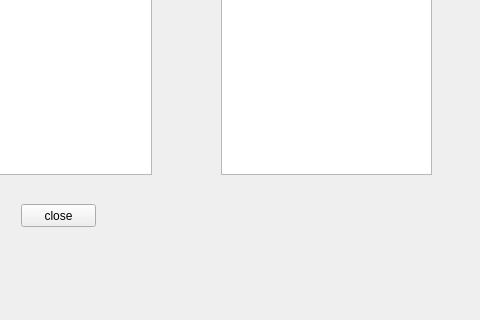
Qt form courseswidgetstudent.ui (casalete/ErasmusIo) before a commit; both pictures show x 619 to 1099 and y 356 to 676 of the 1099 by 676 pixel window.
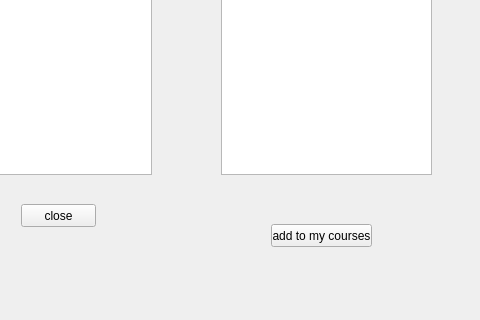
The same form after that commit. Icons and pictures are not drawn.

What changed in the file:
```diff
--- a/courseswidgetstudent.ui
+++ b/courseswidgetstudent.ui
@@ -129,6 +129,19 @@
     <string>COURSES</string>
    </property>
   </widget>
+  <widget class="QPushButton" name="pushButton">
+   <property name="geometry">
+    <rect>
+     <x>890</x>
+     <y>580</y>
+     <width>101</width>
+     <height>23</height>
+    </rect>
+   </property>
+   <property name="text">
+    <string>add to my courses</string>
+   </property>
+  </widget>
  </widget>
  <resources/>
  <connections/>
```
